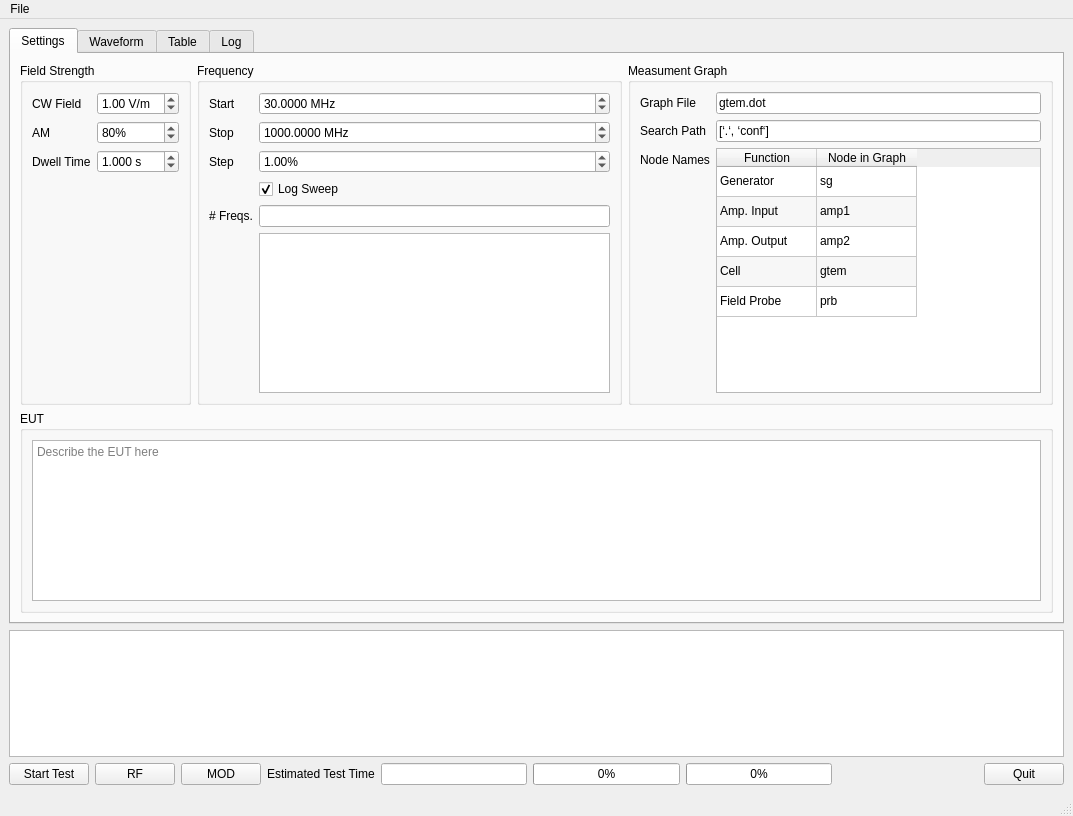
First picture: the form in mainwindow.ui, repository hgkdd/TEMField, before the edit.
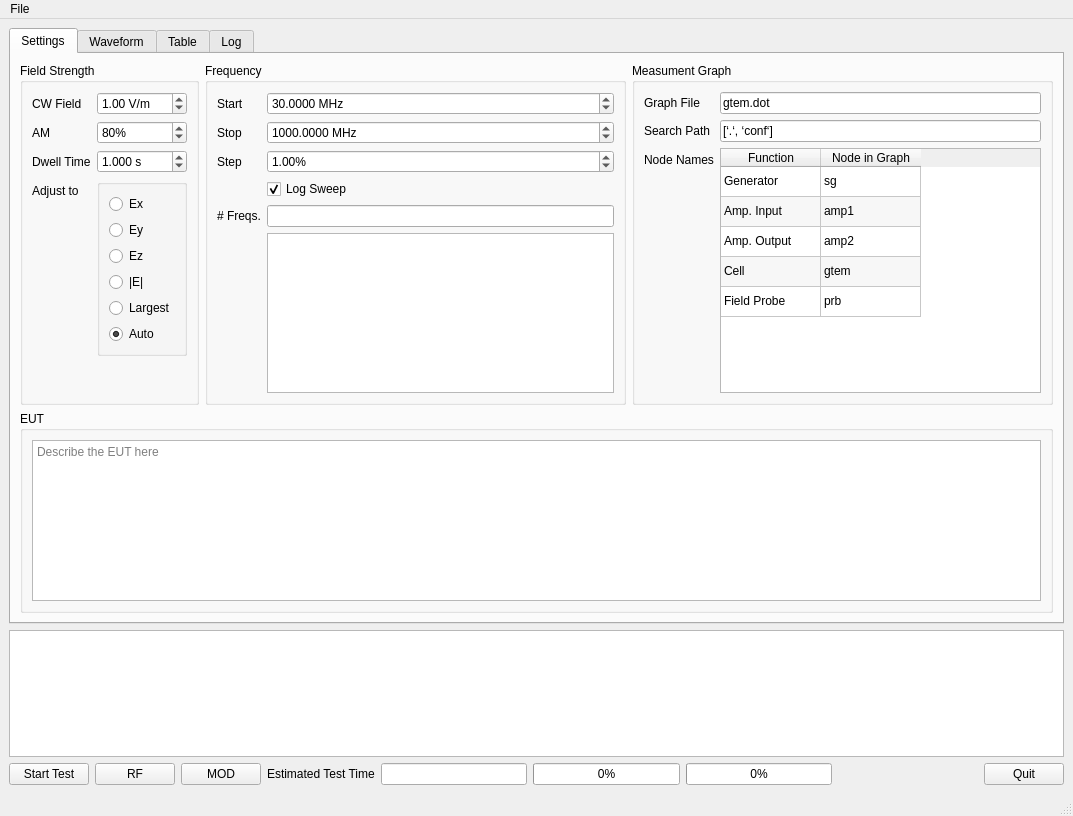
Second picture: the form after the edit. The open tabs and pages were chosen to show the change. Icons and pictures are not drawn.

Commit message: extended to allow choice of field component to adjust to

What changed in the file:
```diff
--- a/mainwindow.ui
+++ b/mainwindow.ui
@@ -198,6 +198,70 @@
                    </property>
                   </widget>
                  </item>
+                 <item row="3" column="0">
+                  <widget class="QLabel" name="label_adjust">
+                   <property name="text">
+                    <string>Adjust to</string>
+                   </property>
+                  </widget>
+                 </item>
+                 <item row="3" column="1">
+                  <widget class="QGroupBox" name="groupBox_E_component">
+                   <property name="title">
+                    <string/>
+                   </property>
+                   <layout class="QVBoxLayout" name="verticalLayout_3">
+                    <item>
+                     <widget class="QRadioButton" name="radioButton_Ex">
+                      <property name="text">
+                       <string>Ex</string>
+                      </property>
+                     </widget>
+                    </item>
+                    <item>
+                     <widget class="QRadioButton" name="radioButton_Ey">
+                      <property name="text">
+                       <string>Ey</string>
+                      </property>
+                      <property name="checked">
+                       <bool>false</bool>
+                      </property>
+                     </widget>
+                    </item>
+                    <item>
+                     <widget class="QRadioButton" name="radioButton_Ez">
+                      <property name="text">
+                       <string>Ez</string>
+                      </property>
+                     </widget>
+                    </item>
+                    <item>
+                     <widget class="QRadioButton" name="radioButton_absE">
+                      <property name="text">
+                       <string>|E|</string>
+                      </property>
+                     </widget>
+                    </item>
+                    <item>
+                     <widget class="QRadioButton" name="radioButton_Largest_E">
+                      <property name="text">
+                       <string>Largest</string>
+                      </property>
+                     </widget>
+                    </item>
+                    <item>
+                     <widget class="QRadioButton" name="radioButton_Auto">
+                      <property name="text">
+                       <string>Auto</string>
+                      </property>
+                      <property name="checked">
+                       <bool>true</bool>
+                      </property>
+                     </widget>
+                    </item>
+                   </layout>
+                  </widget>
+                 </item>
                 </layout>
                </item>
               </layout>
```
Left out of the diff: 45 changed lines with no effect on the pictures. The commit also changes 3 other files.
